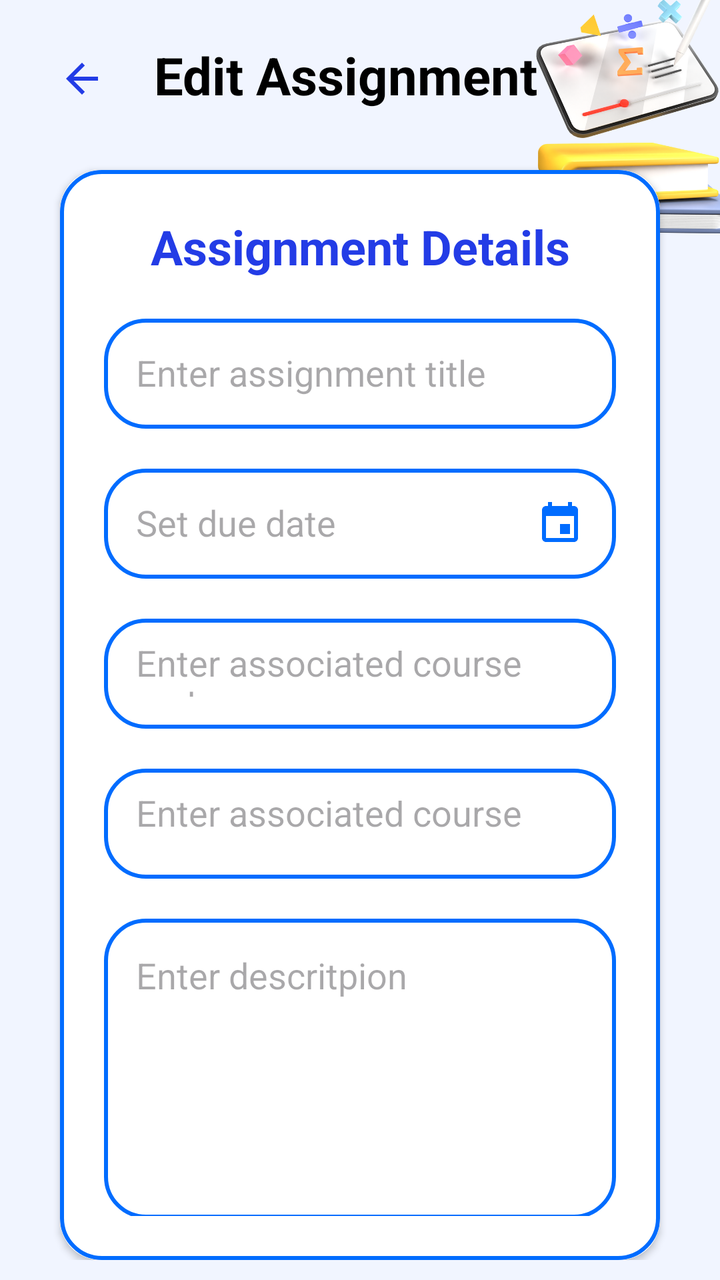
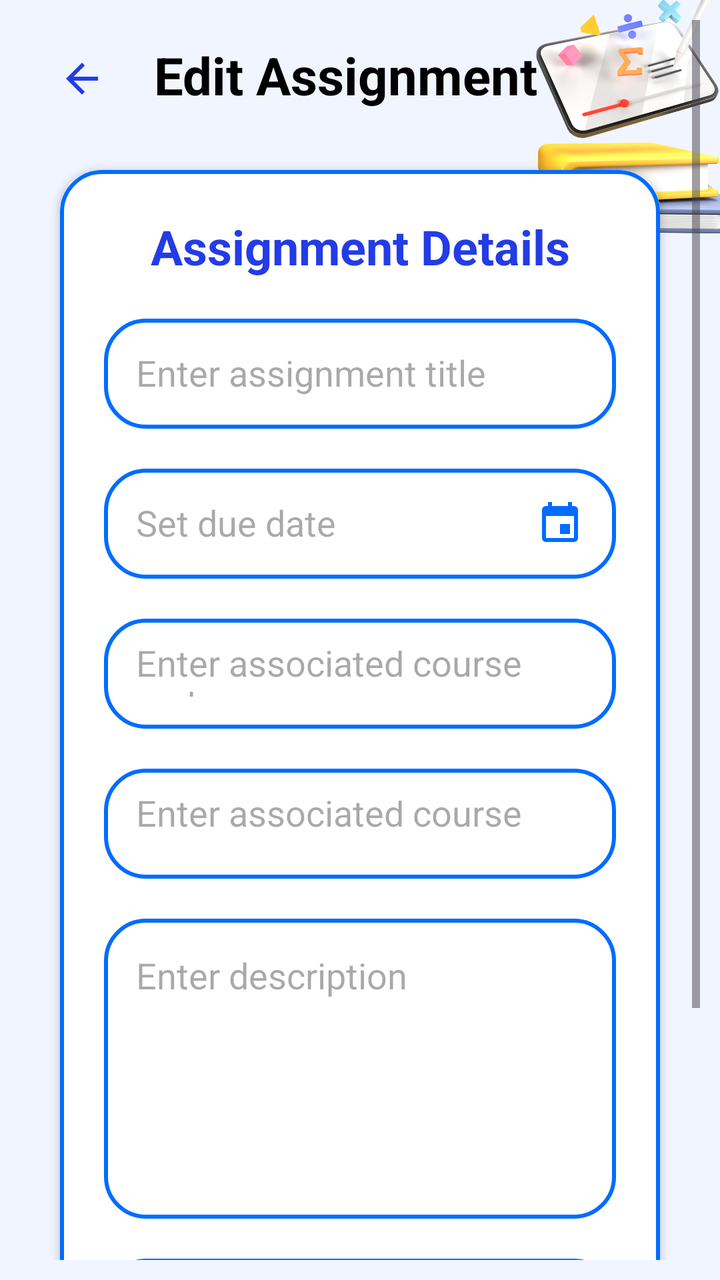

An Android layout rendered at two revisions. The XML below is the earlier revision; the diff shows what the commit changed to produce the second picture.
<!-- AndroidManifest.xml: application theme Theme.Project_JomStudy -->
<!-- res/layout/activity_edit_assignment.xml -->
<?xml version="1.0" encoding="utf-8"?>
<RelativeLayout xmlns:android="http://schemas.android.com/apk/res/android"
    xmlns:app="http://schemas.android.com/apk/res-auto"
    xmlns:tools="http://schemas.android.com/tools"
    android:id="@+id/main"
    android:layout_width="match_parent"
    android:layout_height="match_parent"
    android:orientation="vertical"
    android:padding="10dp"
    android:background="@drawable/coursebg"
    tools:context=".EditAssignment">

    <FrameLayout
        android:id="@+id/fragment"
        android:layout_width="match_parent"
        android:layout_height="match_parent" >

        <LinearLayout
            android:layout_width="match_parent"
            android:layout_height="match_parent"
            android:orientation="vertical">

            <LinearLayout
                android:layout_width="match_parent"
                android:layout_height="wrap_content"
                android:layout_marginTop="10dp"
                android:gravity="center_vertical"
                android:orientation="horizontal">

                <ImageButton
                    android:id="@+id/backButton"
                    android:layout_width="32dp"
                    android:layout_height="32dp"
                    android:layout_marginStart="15dp"
                    android:layout_marginTop="2dp"
                    android:background="?android:attr/selectableItemBackgroundBorderless"
                    android:src="@drawable/baseline_arrow_back_24" />

                <TextView
                    android:layout_width="wrap_content"
                    android:layout_height="wrap_content"
                    android:layout_gravity="center"
                    android:layout_marginStart="20dp"
                    android:text="Edit Assignment"
                    android:textColor="@color/black"
                    android:textSize="26sp"
                    android:textStyle="bold" />

            </LinearLayout>

            <androidx.cardview.widget.CardView
                android:layout_width="match_parent"
                android:layout_height="wrap_content"
                android:layout_marginStart="20dp"
                android:layout_marginTop="30dp"
                android:layout_marginEnd="20dp"
                app:cardCornerRadius="20dp">

                <LinearLayout
                    android:layout_width="match_parent"
                    android:layout_height="match_parent"
                    android:layout_gravity="center_horizontal"
                    android:background="@drawable/custom_edit_text"
                    android:orientation="vertical"
                    android:padding="22dp">

                    <TextView
                        android:layout_width="match_parent"
                        android:layout_height="wrap_content"
                        android:text="Assignment Details"
                        android:textAlignment="center"
                        android:textColor="@color/blue_text"
                        android:textSize="24sp"
                        android:textStyle="bold" />

                    <EditText
                        android:id="@+id/assignmentTitle"
                        android:layout_width="match_parent"
                        android:layout_height="55dp"
                        android:layout_marginTop="20dp"
                        android:background="@drawable/custom_edit_text"
                        android:gravity="start|center_vertical"
                        android:hint="Enter assignment title"
                        android:padding="16dp"
                        android:textColor="@color/black" />

                    <EditText
                        android:id="@+id/duedate"
                        android:layout_width="match_parent"
                        android:layout_height="55dp"
                        android:layout_marginTop="20dp"
                        android:background="@drawable/custom_edit_text"
                        android:gravity="start|center_vertical"
                        android:inputType="date"
                        android:focusable="false"
                        android:drawableRight="@drawable/event_24dp_5f6368"
                        android:hint="Set due date"
                        android:padding="16dp"
                        android:textColor="@color/black" />

                    <EditText
                        android:id="@+id/courseCode"
                        android:layout_width="match_parent"
                        android:layout_height="55dp"
                        android:layout_marginTop="20dp"
                        android:background="@drawable/custom_edit_text"
                        android:gravity="start|center_vertical"
                        android:hint="Enter associated course code"
                        android:padding="16dp"
                        android:textColor="@color/black" />

                    <EditText
                        android:id="@+id/courseName"
                        android:layout_width="match_parent"
                        android:layout_height="55dp"
                        android:layout_marginTop="20dp"
                        android:background="@drawable/custom_edit_text"
                        android:gravity="start|center_vertical"
                        android:hint="Enter associated course name"
                        android:padding="16dp"
                        android:textColor="@color/black" />

                    <EditText
                        android:id="@+id/description"
                        android:layout_width="match_parent"
                        android:layout_height="150dp"
                        android:layout_marginTop="20dp"
                        android:background="@drawable/custom_edit_text"
                        android:gravity="start"
                        android:hint="Enter descritpion"
                        android:padding="16dp"
                        android:textColor="@color/black" />

                    <EditText
                        android:id="@+id/progress"
                        android:layout_width="match_parent"
                        android:layout_height="55dp"
                        android:layout_marginTop="20dp"
                        android:background="@drawable/custom_edit_text"
                        android:gravity="start"
                        android:inputType="number"
                        android:hint="Enter progress"
                        android:padding="16dp"
                        android:textColor="@color/black" />

                    <Button
                        android:id="@+id/editAssignmentButton"
                        android:layout_width="match_parent"
                        android:layout_height="60dp"
                        android:layout_marginTop="22dp"
                        android:backgroundTint="@color/blue_text"
                        android:text="EDIT ASSIGNMENT"
                        android:textSize="18sp"
                        app:cornerRadius="20dp" />


                </LinearLayout>
            </androidx.cardview.widget.CardView>
        </LinearLayout>
    </FrameLayout>
</RelativeLayout>
<!-- resources referenced by this layout -->
<resources>
  <color name="black">#FF000000</color>
  <color name="blue_text">#233ce6</color>
  <!-- drawable baseline_arrow_back_24 (drawable) -->
  <vector xmlns:android="http://schemas.android.com/apk/res/android" android:autoMirrored="true" android:height="24dp" android:tint="@color/blue_text" android:viewportHeight="24" android:viewportWidth="24" android:width="24dp">
  
      <path android:fillColor="@android:color/white" android:pathData="M20,11H7.83l5.59,-5.59L12,4l-8,8 8,8 1.41,-1.41L7.83,13H20v-2z"/>
      
  </vector>
  <!-- drawable coursebg: png bitmap (drawable, 115098 bytes) -->
  <!-- drawable custom_edit_text (drawable) -->
  <?xml version="1.0" encoding="utf-8"?>
  <shape xmlns:android="http://schemas.android.com/apk/res/android"
      android:shape="rectangle">
      <solid android:color="#FFFFFF" />
      <stroke
          android:width="2dp"
          android:color="@color/dark_blue"/>
  
      <corners
          android:radius="20dp"/>
  
  </shape>
  <!-- drawable event_24dp_5f6368 (drawable) -->
  <vector xmlns:android="http://schemas.android.com/apk/res/android"
      android:width="24dp"
      android:height="24dp"
      android:viewportWidth="24"
      android:viewportHeight="24">
    <path
        android:pathData="M17,12h-5v5h5v-5zM16,1v2L8,3L8,1L6,1v2L5,3c-1.11,0 -1.99,0.9 -1.99,2L3,19c0,1.1 0.89,2 2,2h14c1.1,0 2,-0.9 2,-2L21,5c0,-1.1 -0.9,-2 -2,-2h-1L18,1h-2zM19,19L5,19L5,8h14v11z"
        android:fillColor="#006cff"/>
  </vector>
  <style name="Theme.Project_JomStudy" parent="Base.Theme.Project_JomStudy" />
  <color name="dark_blue">#006cff</color>
  <style name="Base.Theme.Project_JomStudy" parent="Theme.Material3.DayNight.NoActionBar" />
</resources>

<!-- the commit's change to res/layout/activity_edit_assignment.xml (unified diff, before → after) -->
@@ -5,7 +5,6 @@
     android:id="@+id/main"
     android:layout_width="match_parent"
     android:layout_height="match_parent"
-    android:orientation="vertical"
     android:padding="10dp"
     android:background="@drawable/coursebg"
     tools:context=".EditAssignment">
@@ -13,149 +12,155 @@
     <FrameLayout
         android:id="@+id/fragment"
         android:layout_width="match_parent"
-        android:layout_height="match_parent" >
+        android:layout_height="match_parent">
 
-        <LinearLayout
+        
+        <ScrollView
             android:layout_width="match_parent"
-            android:layout_height="match_parent"
-            android:orientation="vertical">
+            android:layout_height="match_parent">
 
             <LinearLayout
                 android:layout_width="match_parent"
                 android:layout_height="wrap_content"
-                android:layout_marginTop="10dp"
-                android:gravity="center_vertical"
-                android:orientation="horizontal">
-
-                <ImageButton
-                    android:id="@+id/backButton"
-                    android:layout_width="32dp"
-                    android:layout_height="32dp"
-                    android:layout_marginStart="15dp"
-                    android:layout_marginTop="2dp"
-                    android:background="?android:attr/selectableItemBackgroundBorderless"
-                    android:src="@drawable/baseline_arrow_back_24" />
-
-                <TextView
-                    android:layout_width="wrap_content"
-                    android:layout_height="wrap_content"
-                    android:layout_gravity="center"
-                    android:layout_marginStart="20dp"
-                    android:text="Edit Assignment"
-                    android:textColor="@color/black"
-                    android:textSize="26sp"
-                    android:textStyle="bold" />
-
-            </LinearLayout>
-
-            <androidx.cardview.widget.CardView
-                android:layout_width="match_parent"
-                android:layout_height="wrap_content"
-                android:layout_marginStart="20dp"
-                android:layout_marginTop="30dp"
-                android:layout_marginEnd="20dp"
-                app:cardCornerRadius="20dp">
+                android:orientation="vertical">
 
                 <LinearLayout
                     android:layout_width="match_parent"
-                    android:layout_height="match_parent"
-                    android:layout_gravity="center_horizontal"
-                    android:background="@drawable/custom_edit_text"
-                    android:orientation="vertical"
-                    android:padding="22dp">
+                    android:layout_height="wrap_content"
+                    android:layout_marginTop="10dp"
+                    android:gravity="center_vertical"
+                    android:orientation="horizontal">
+
+                    <ImageButton
+                        android:id="@+id/backButton"
+                        android:layout_width="32dp"
+                        android:layout_height="32dp"
+                        android:layout_marginStart="15dp"
+                        android:layout_marginTop="2dp"
+                        android:background="?android:attr/selectableItemBackgroundBorderless"
+                        android:src="@drawable/baseline_arrow_back_24" />
 
                     <TextView
+                        android:layout_width="wrap_content"
+                        android:layout_height="wrap_content"
+                        android:layout_gravity="center"
+                        android:layout_marginStart="20dp"
+                        android:text="Edit Assignment"
+                        android:textColor="@color/black"
+                        android:textSize="26sp"
+                        android:textStyle="bold" />
+
+                </LinearLayout>
+
+                <androidx.cardview.widget.CardView
+                    android:layout_width="match_parent"
+                    android:layout_height="wrap_content"
+                    android:layout_marginStart="20dp"
+                    android:layout_marginTop="30dp"
+                    android:layout_marginEnd="20dp"
+                    app:cardCornerRadius="20dp">
+
+                    <LinearLayout
                         android:layout_width="match_parent"
                         android:layout_height="wrap_content"
-                        android:text="Assignment Details"
-                        android:textAlignment="center"
-                        android:textColor="@color/blue_text"
-                        android:textSize="24sp"
-                        android:textStyle="bold" />
+                        android:layout_gravity="center_horizontal"
+                        android:background="@drawable/custom_edit_text"
+                        android:orientation="vertical"
+                        android:padding="22dp">
 
-                    <EditText
-                        android:id="@+id/assignmentTitle"
-                        android:layout_width="match_parent"
-                        android:layout_height="55dp"
-                        android:layout_marginTop="20dp"
-                        android:background="@drawable/custom_edit_text"
-                        android:gravity="start|center_vertical"
-                        android:hint="Enter assignment title"
-                        android:padding="16dp"
-                        android:textColor="@color/black" />
+                        <TextView
+                            android:layout_width="match_parent"
+                            android:layout_height="wrap_content"
+                            android:text="Assignment Details"
+                            android:textAlignment="center"
+                            android:textColor="@color/blue_text"
+                            android:textSize="24sp"
+                            android:textStyle="bold" />
 
-                    <EditText
-                        android:id="@+id/duedate"
-                        android:layout_width="match_parent"
-                        android:layout_height="55dp"
-                        android:layout_marginTop="20dp"
-                        android:background="@drawable/custom_edit_text"
-                        android:gravity="start|center_vertical"
-                        android:inputType="date"
-                        android:focusable="false"
-                        android:drawableRight="@drawable/event_24dp_5f6368"
-                        android:hint="Set due date"
-                        android:padding="16dp"
-                        android:textColor="@color/black" />
+                        <EditText
+                            android:id="@+id/assignmentTitle"
+                            android:layout_width="match_parent"
+                            android:layout_height="55dp"
+                            android:layout_marginTop="20dp"
+                            android:background="@drawable/custom_edit_text"
+                            android:gravity="start|center_vertical"
+                            android:hint="Enter assignment title"
+                            android:padding="16dp"
+                            android:textColor="@color/black" />
 
-                    <EditText
-                        android:id="@+id/courseCode"
-                        android:layout_width="match_parent"
-                        android:layout_height="55dp"
-                        android:layout_marginTop="20dp"
-                        android:background="@drawable/custom_edit_text"
-                        android:gravity="start|center_vertical"
-                        android:hint="Enter associated course code"
-                        android:padding="16dp"
-                        android:textColor="@color/black" />
+                        <EditText
+                            android:id="@+id/duedate"
+                            android:layout_width="match_parent"
+                            android:layout_height="55dp"
+                            android:layout_marginTop="20dp"
+                            android:background="@drawable/custom_edit_text"
+                            android:gravity="start|center_vertical"
+                            android:inputType="date"
+                            android:focusable="false"
+                            android:drawableRight="@drawable/event_24dp_5f6368"
+                            android:hint="Set due date"
+                            android:padding="16dp"
+                            android:textColor="@color/black" />
 
-                    <EditText
-                        android:id="@+id/courseName"
-                        android:layout_width="match_parent"
-                        android:layout_height="55dp"
-                        android:layout_marginTop="20dp"
-                        android:background="@drawable/custom_edit_text"
-                        android:gravity="start|center_vertical"
-                        android:hint="Enter associated course name"
-                        android:padding="16dp"
-                        android:textColor="@color/black" />
+                        <EditText
+                            android:id="@+id/courseCode"
+                            android:layout_width="match_parent"
+                            android:layout_height="55dp"
+                            android:layout_marginTop="20dp"
+                            android:background="@drawable/custom_edit_text"
+                            android:gravity="start|center_vertical"
+                            android:hint="Enter associated course code"
+                            android:padding="16dp"
+                            android:textColor="@color/black" />
 
-                    <EditText
-                        android:id="@+id/description"
-                        android:layout_width="match_parent"
-                        android:layout_height="150dp"
-                        android:layout_marginTop="20dp"
-                        android:background="@drawable/custom_edit_text"
-                        android:gravity="start"
-                        android:hint="Enter descritpion"
-                        android:padding="16dp"
-                        android:textColor="@color/black" />
+                        <EditText
+                            android:id="@+id/courseName"
+                            android:layout_width="match_parent"
+                            android:layout_height="55dp"
+                            android:layout_marginTop="20dp"
+                            android:background="@drawable/custom_edit_text"
+                            android:gravity="start|center_vertical"
+                            android:hint="Enter associated course name"
+                            android:padding="16dp"
+                            android:textColor="@color/black" />
 
-                    <EditText
-                        android:id="@+id/progress"
-                        android:layout_width="match_parent"
-                        android:layout_height="55dp"
-                        android:layout_marginTop="20dp"
-                        android:background="@drawable/custom_edit_text"
-                        android:gravity="start"
-                        android:inputType="number"
-                        android:hint="Enter progress"
-                        android:padding="16dp"
-                        android:textColor="@color/black" />
+                        <EditText
+                            android:id="@+id/description"
+                            android:layout_width="match_parent"
+                            android:layout_height="150dp"
+                            android:layout_marginTop="20dp"
+                            android:background="@drawable/custom_edit_text"
+                            android:gravity="start"
+                            android:hint="Enter description"
+                            android:padding="16dp"
+                            android:textColor="@color/black" />
 
-                    <Button
-                        android:id="@+id/editAssignmentButton"
-                        android:layout_width="match_parent"
-                        android:layout_height="60dp"
-                        android:layout_marginTop="22dp"
-                        android:backgroundTint="@color/blue_text"
-                        android:text="EDIT ASSIGNMENT"
-                        android:textSize="18sp"
-                        app:cornerRadius="20dp" />
+                        <EditText
+                            android:id="@+id/progress"
+                            android:layout_width="match_parent"
+                            android:layout_height="55dp"
+                            android:layout_marginTop="20dp"
+                            android:background="@drawable/custom_edit_text"
+                            android:gravity="start"
+                            android:inputType="number"
+                            android:hint="Enter progress"
+                            android:padding="16dp"
+                            android:textColor="@color/black" />
 
+                        <Button
+                            android:id="@+id/editAssignmentButton"
+                            android:layout_width="match_parent"
+                            android:layout_height="60dp"
+                            android:layout_marginTop="22dp"
+                            android:backgroundTint="@color/blue_text"
+                            android:text="EDIT ASSIGNMENT"
+                            android:textSize="18sp"
+                            app:cornerRadius="20dp" />
 
-                </LinearLayout>
-            </androidx.cardview.widget.CardView>
-        </LinearLayout>
+                    </LinearLayout>
+                </androidx.cardview.widget.CardView>
+            </LinearLayout>
+        </ScrollView>
     </FrameLayout>
+
 </RelativeLayout>
